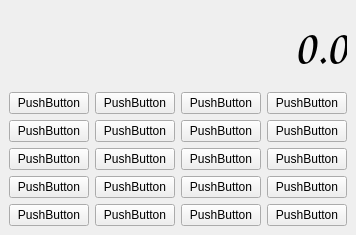
Old version of the form PA/P6/lacalculadora.ui in the repository j0z3ph/2025-1.
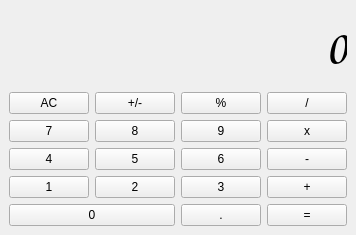
New version of the form.

Commit message: La calculadora

Diff of the .ui file:
```diff
--- a/PA/P6/lacalculadora.ui
+++ b/PA/P6/lacalculadora.ui
@@ -6,7 +6,7 @@
    <rect>
     <x>0</x>
     <y>0</y>
-    <width>336</width>
+    <width>356</width>
     <height>235</height>
    </rect>
   </property>
@@ -15,6 +15,96 @@
   </property>
   <widget class="QWidget" name="centralwidget">
    <layout class="QGridLayout" name="gridLayout">
+    <item row="4" column="1">
+     <widget class="QPushButton" name="btn_2">
+      <property name="text">
+       <string>2</string>
+      </property>
+     </widget>
+    </item>
+    <item row="5" column="0" colspan="2">
+     <widget class="QPushButton" name="btn_0">
+      <property name="text">
+       <string>0</string>
+      </property>
+     </widget>
+    </item>
+    <item row="1" column="0">
+     <widget class="QPushButton" name="btn_AC">
+      <property name="minimumSize">
+       <size>
+        <width>0</width>
+        <height>0</height>
+       </size>
+      </property>
+      <property name="text">
+       <string>AC</string>
+      </property>
+     </widget>
+    </item>
+    <item row="2" column="3">
+     <widget class="QPushButton" name="pushButton_7">
+      <property name="text">
+       <string>x</string>
+      </property>
+     </widget>
+    </item>
+    <item row="4" column="2">
+     <widget class="QPushButton" name="btn_3">
+      <property name="text">
+       <string>3</string>
+      </property>
+     </widget>
+    </item>
+    <item row="5" column="2">
+     <widget class="QPushButton" name="btn_punto">
+      <property name="text">
+       <string>.</string>
+      </property>
+     </widget>
+    </item>
+    <item row="3" column="1">
+     <widget class="QPushButton" name="btn_5">
+      <property name="text">
+       <string>5</string>
+      </property>
+     </widget>
+    </item>
+    <item row="3" column="2">
+     <widget class="QPushButton" name="btn_6">
+      <property name="text">
+       <string>6</string>
+      </property>
+     </widget>
+    </item>
+    <item row="2" column="2">
+     <widget class="QPushButton" name="btn_9">
+      <property name="text">
+       <string>9</string>
+      </property>
+     </widget>
+    </item>
+    <item row="1" column="3">
+     <widget class="QPushButton" name="pushButton_4">
+      <property name="text">
+       <string>/</string>
+      </property>
+     </widget>
+    </item>
+    <item row="2" column="0">
+     <widget class="QPushButton" name="btn_7">
+      <property name="text">
+       <string>7</string>
+      </property>
+     </widget>
+    </item>
+    <item row="4" column="0">
+     <widget class="QPushButton" name="btn_1">
+      <property name="text">
+       <string>1</string>
+      </property>
+     </widget>
+    </item>
     <item row="0" column="0" colspan="4">
      <widget class="QLabel" name="label">
       <property name="font">
@@ -24,150 +114,59 @@
        </font>
       </property>
       <property name="text">
-       <string>0.0</string>
+       <string>0</string>
       </property>
       <property name="alignment">
        <set>Qt::AlignRight|Qt::AlignTrailing|Qt::AlignVCenter</set>
       </property>
      </widget>
     </item>
-    <item row="1" column="0">
-     <widget class="QPushButton" name="pushButton">
+    <item row="3" column="3">
+     <widget class="QPushButton" name="pushButton_11">
       <property name="text">
-       <string>PushButton</string>
+       <string>-</string>
+      </property>
+     </widget>
+    </item>
+    <item row="2" column="1">
+     <widget class="QPushButton" name="btn_8">
+      <property name="text">
+       <string>8</string>
       </property>
      </widget>
     </item>
     <item row="1" column="1">
      <widget class="QPushButton" name="pushButton_2">
       <property name="text">
-       <string>PushButton</string>
+       <string>+/-</string>
       </property>
      </widget>
     </item>
     <item row="1" column="2">
      <widget class="QPushButton" name="pushButton_3">
       <property name="text">
-       <string>PushButton</string>
-      </property>
-     </widget>
-    </item>
-    <item row="1" column="3">
-     <widget class="QPushButton" name="pushButton_4">
-      <property name="text">
-       <string>PushButton</string>
-      </property>
-     </widget>
-    </item>
-    <item row="2" column="0">
-     <widget class="QPushButton" name="pushButton_6">
-      <property name="text">
-       <string>PushButton</string>
-      </property>
-     </widget>
-    </item>
-    <item row="2" column="1">
-     <widget class="QPushButton" name="pushButton_5">
-      <property name="text">
-       <string>PushButton</string>
-      </property>
-     </widget>
-    </item>
-    <item row="2" column="2">
-     <widget class="QPushButton" name="pushButton_8">
-      <property name="text">
-       <string>PushButton</string>
-      </property>
-     </widget>
-    </item>
-    <item row="2" column="3">
-     <widget class="QPushButton" name="pushButton_7">
-      <property name="text">
-       <string>PushButton</string>
-      </property>
-     </widget>
-    </item>
-    <item row="3" column="0">
-     <widget class="QPushButton" name="pushButton_10">
-      <property name="text">
-       <string>PushButton</string>
-      </property>
-     </widget>
-    </item>
-    <item row="3" column="1">
-     <widget class="QPushButton" name="pushButton_9">
-      <property name="text">
-       <string>PushButton</string>
-      </property>
-     </widget>
-    </item>
-    <item row="3" column="2">
-     <widget class="QPushButton" name="pushButton_12">
-      <property name="text">
-       <string>PushButton</string>
-      </property>
-     </widget>
-    </item>
-    <item row="3" column="3">
-     <widget class="QPushButton" name="pushButton_11">
-      <property name="text">
-       <string>PushButton</string>
-      </property>
-     </widget>
-    </item>
-    <item row="4" column="0">
-     <widget class="QPushButton" name="pushButton_14">
-      <property name="text">
-       <string>PushButton</string>
-      </property>
-     </widget>
-    </item>
-    <item row="4" column="1">
-     <widget class="QPushButton" name="pushButton_13">
-      <property name="text">
-       <string>PushButton</string>
-      </property>
-     </widget>
-    </item>
-    <item row="4" column="2">
-     <widget class="QPushButton" name="pushButton_16">
-      <property name="text">
-       <string>PushButton</string>
+       <string>%</string>
       </property>
      </widget>
     </item>
     <item row="4" column="3">
      <widget class="QPushButton" name="pushButton_15">
       <property name="text">
-       <string>PushButton</string>
-      </property>
-     </widget>
-    </item>
-    <item row="5" column="0">
-     <widget class="QPushButton" name="pushButton_18">
-      <property name="text">
-       <string>PushButton</string>
-      </property>
-     </widget>
-    </item>
-    <item row="5" column="1">
-     <widget class="QPushButton" name="pushButton_17">
-      <property name="text">
-       <string>PushButton</string>
-      </property>
-     </widget>
-    </item>
-    <item row="5" column="2">
-     <widget class="QPushButton" name="pushButton_20">
-      <property name="text">
-       <string>PushButton</string>
+       <string>+</string>
       </property>
      </widget>
     </item>
     <item row="5" column="3">
      <widget class="QPushButton" name="pushButton_19">
       <property name="text">
-       <string>PushButton</string>
+       <string>=</string>
+      </property>
+     </widget>
+    </item>
+    <item row="3" column="0">
+     <widget class="QPushButton" name="btn_4">
+      <property name="text">
+       <string>4</string>
       </property>
      </widget>
     </item>
```
Left out of the diff: 2 changed lines with no effect on the pictures. The commit also changes 2 other files.
